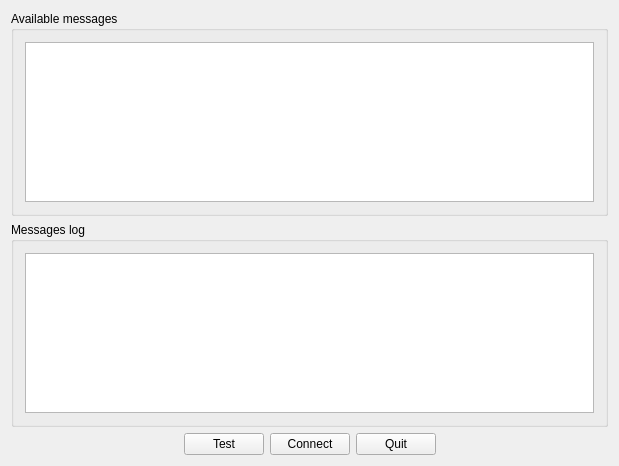
Before: the Qt Designer form src/cexi_testclient/mainwindow.ui in alejandrodp/CEXI, drawn with Qt 5.
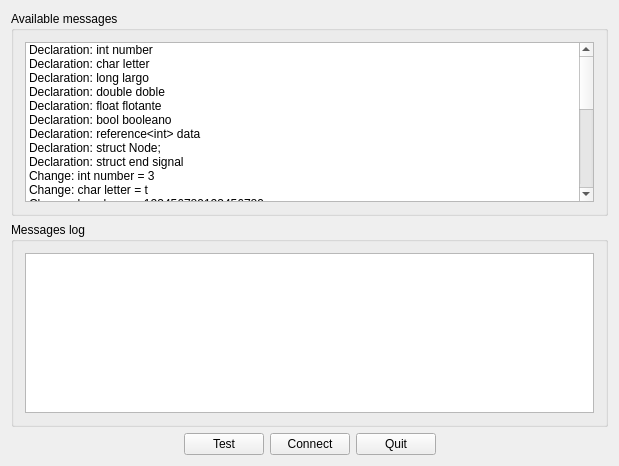
After: the same form once the commit is applied.

Patch:
```diff
--- a/src/cexi_testclient/mainwindow.ui
+++ b/src/cexi_testclient/mainwindow.ui
@@ -29,6 +29,141 @@
            <verstretch>0</verstretch>
           </sizepolicy>
          </property>
+         <item>
+          <property name="text">
+           <string>Declaration: int number</string>
+          </property>
+         </item>
+         <item>
+          <property name="text">
+           <string>Declaration: char letter</string>
+          </property>
+         </item>
+         <item>
+          <property name="text">
+           <string>Declaration: long largo</string>
+          </property>
+         </item>
+         <item>
+          <property name="text">
+           <string>Declaration: double doble</string>
+          </property>
+         </item>
+         <item>
+          <property name="text">
+           <string>Declaration: float flotante</string>
+          </property>
+         </item>
+         <item>
+          <property name="text">
+           <string>Declaration: bool booleano</string>
+          </property>
+         </item>
+         <item>
+          <property name="text">
+           <string>Declaration: reference&lt;int&gt; data</string>
+          </property>
+         </item>
+         <item>
+          <property name="text">
+           <string>Declaration: struct Node;</string>
+          </property>
+         </item>
+         <item>
+          <property name="text">
+           <string>Declaration: struct end signal</string>
+          </property>
+         </item>
+         <item>
+          <property name="text">
+           <string>Change: int number = 3</string>
+          </property>
+         </item>
+         <item>
+          <property name="text">
+           <string>Change: char letter = t</string>
+          </property>
+         </item>
+         <item>
+          <property name="text">
+           <string>Change: long largo = 123456789123456789</string>
+          </property>
+         </item>
+         <item>
+          <property name="text">
+           <string>Change: double doble = 4.56234</string>
+          </property>
+         </item>
+         <item>
+          <property name="text">
+           <string>Change: float flotante = 2.67</string>
+          </property>
+         </item>
+         <item>
+          <property name="text">
+           <string>Change: bool booleano = true</string>
+          </property>
+         </item>
+         <item>
+          <property name="text">
+           <string>Change: reference&lt;int&gt; = number</string>
+          </property>
+         </item>
+         <item>
+          <property name="text">
+           <string>Change: Node.number = 23</string>
+          </property>
+         </item>
+         <item>
+          <property name="text">
+           <string>GET: number</string>
+          </property>
+         </item>
+         <item>
+          <property name="text">
+           <string>GET: letter</string>
+          </property>
+         </item>
+         <item>
+          <property name="text">
+           <string>GET: largo</string>
+          </property>
+         </item>
+         <item>
+          <property name="text">
+           <string>GET: doble</string>
+          </property>
+         </item>
+         <item>
+          <property name="text">
+           <string>GET: flotante</string>
+          </property>
+         </item>
+         <item>
+          <property name="text">
+           <string>GET: booleano</string>
+          </property>
+         </item>
+         <item>
+          <property name="text">
+           <string>GET: data</string>
+          </property>
+         </item>
+         <item>
+          <property name="text">
+           <string>GET: Node addres</string>
+          </property>
+         </item>
+         <item>
+          <property name="text">
+           <string>GET: Node mem number</string>
+          </property>
+         </item>
+         <item>
+          <property name="text">
+           <string>GET: Node mem flotante</string>
+          </property>
+         </item>
         </widget>
        </item>
       </layout>
```
Left out of the diff: 9 changed lines with no effect on the pictures.
